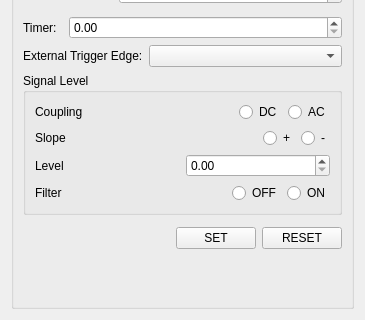
First picture: the form in Fluke8588A/ui/trigger_base.ui, repository V4rd3n/Fluke8588A-pyvisa, before the edit; both pictures show x 0 to 365 and y 250 to 570 of the 365 by 570 pixel window.
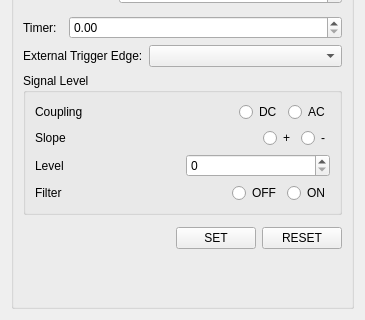
Second picture: the form after the edit.

Diff of the .ui file:
```diff
--- a/Fluke8588A/ui/trigger_base.ui
+++ b/Fluke8588A/ui/trigger_base.ui
@@ -499,7 +499,7 @@
             </widget>
            </item>
            <item>
-            <widget class="QDoubleSpinBox" name="tlevel_spinbox"/>
+            <widget class="QSpinBox" name="tlevel_spinbox"/>
            </item>
           </layout>
          </item>
```
